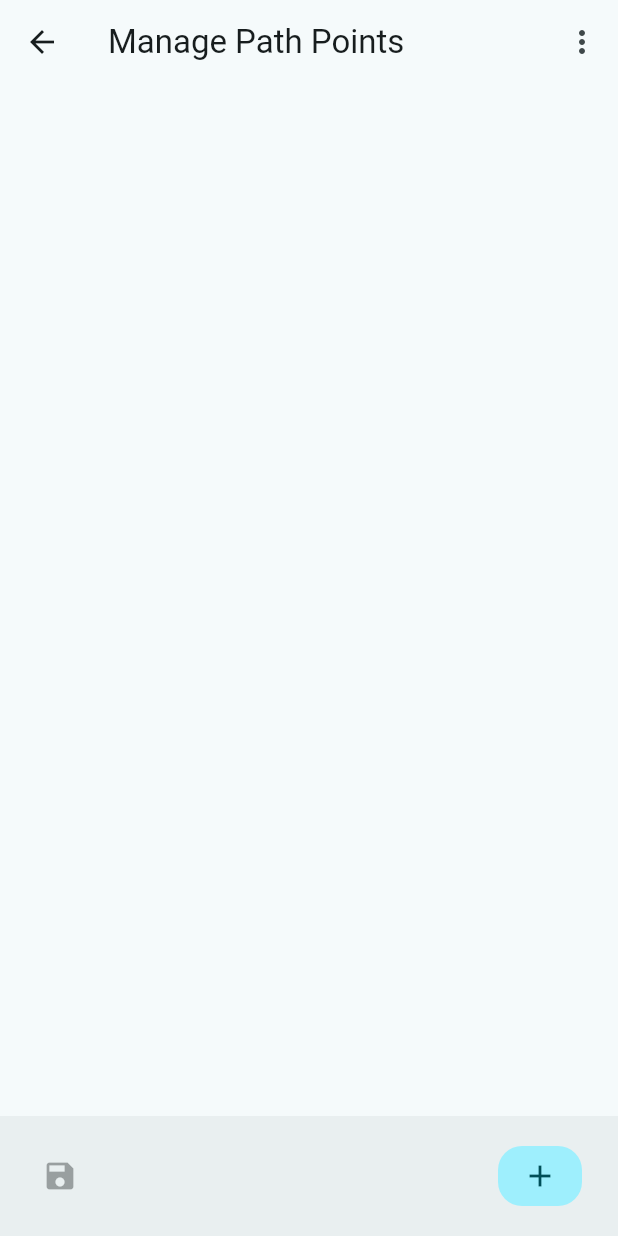
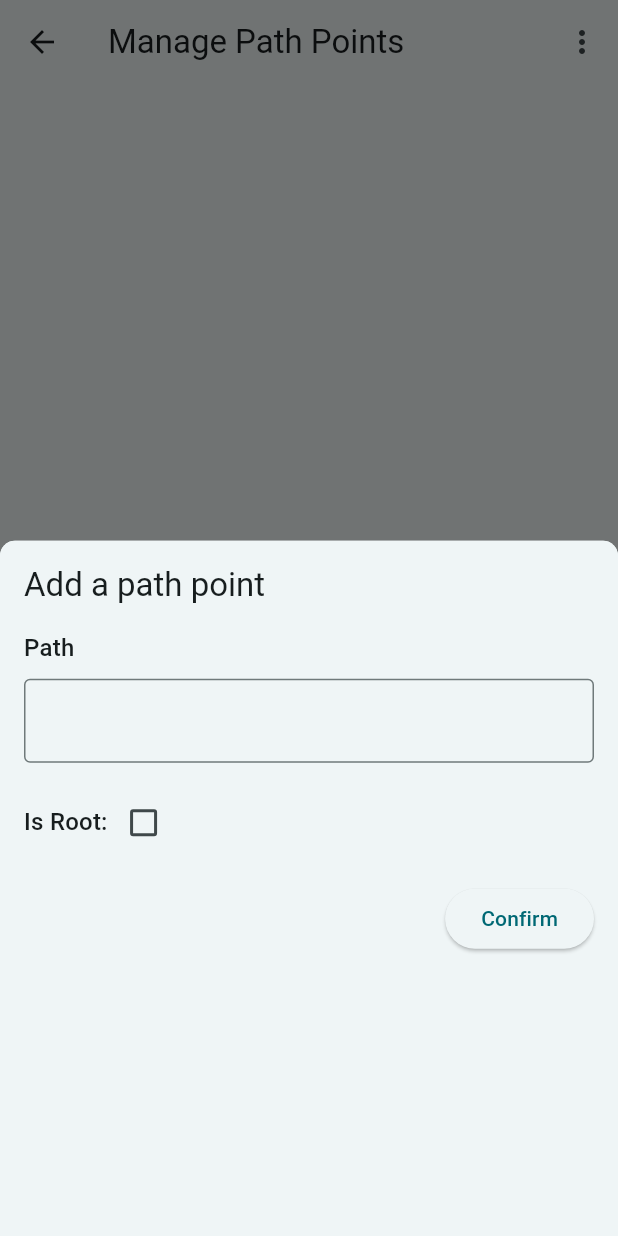
Before and after one commit to pohuing/kumo_app, a Flutter app: the PathPointManagementView screen opened by its route, after a tap on the "add" icon, on a phone screen of 412 x 824 dp. Run offline on Flutter 3.47's test engine with Material 2 defaults, Android fonts, the phone set to English and light mode, and no system bars; our stand-ins replace email_validator, equatable, flutter_bloc, flutter_colorpicker, hydrated_bloc, tuple.

Commit message:
Add path point addition

```diff
--- a/lib/blocs/path_point_cubit.dart
+++ b/lib/blocs/path_point_cubit.dart
@@ -54,6 +54,10 @@ class PathPointManagementCubit extends Cubit<PathPointManagementState> {
     await Future.wait(futures);
     await loadPoints();
   }
+
+  Future<bool> addPoint(String path, bool isRoot) async {
+    return CommunicationManager.instance.addPoint(path, isRoot);
+  }
 }
 
 class PathPointManagementState extends Equatable {
--- a/lib/widgets/path_point_management/add_button.dart
+++ b/lib/widgets/path_point_management/add_button.dart
@@ -1,16 +1,35 @@
 import 'package:flutter/material.dart';
 import 'package:kumo_app/blocs/path_point_cubit.dart';
+import 'package:kumo_app/widgets/path_point_management/addition_form.dart';
 
-class AddButton extends StatelessWidget {
+class AddButton extends StatefulWidget {
   final PathPointManagementCubit cubit;
 
   const AddButton({Key? key, required this.cubit}) : super(key: key);
 
   @override
+  State<AddButton> createState() => _AddButtonState();
+}
+
+class _AddButtonState extends State<AddButton> {
+  @override
   Widget build(BuildContext context) {
     return FloatingActionButton(
       elevation: Theme.of(context).useMaterial3 ? 0 : null,
-      onPressed: () {},
+      onPressed: () async {
+        return showModalBottomSheet(
+          context: context,
+          shape: const RoundedRectangleBorder(
+            borderRadius: BorderRadius.only(
+              topLeft: Radius.circular(10.0),
+              topRight: Radius.circular(10.0),
+            ),
+          ),
+          builder: (context) {
+            return AdditionForm(cubit: widget.cubit);
+          },
+        );
+      },
       child: const Icon(Icons.add),
     );
   }
--- /dev/null
+++ b/lib/widgets/path_point_management/addition_form.dart
@@ -0,0 +1,84 @@
+import 'package:flutter/material.dart';
+import 'package:kumo_app/blocs/path_point_cubit.dart';
+
+class AdditionForm extends StatefulWidget {
+  final PathPointManagementCubit cubit;
+
+  const AdditionForm({Key? key, required this.cubit}) : super(key: key);
+
+  @override
+  State<AdditionForm> createState() => _AdditionFormState();
+}
+
+class _AdditionFormState extends State<AdditionForm> {
+  bool isRoot = false;
+  String path = '';
+  bool saveFailed = false;
+
+  @override
+  Widget build(BuildContext context) {
+    return BottomSheet(
+      onClosing: () {},
+      shape: const RoundedRectangleBorder(
+        borderRadius: BorderRadius.only(
+          topLeft: Radius.circular(10.0),
+          topRight: Radius.circular(10.0),
+        ),
+      ),
+      builder: (context) {
+        return Padding(
+          padding: const EdgeInsets.all(16.0),
+          child: Column(
+            crossAxisAlignment: CrossAxisAlignment.start,
+            children: [
+              Text(
+                'Add a path point',
+                style: Theme.of(context).textTheme.titleLarge,
+              ),
+              const SizedBox(height: 16),
+              Text(
+                'Path',
+                style: Theme.of(context).textTheme.titleMedium,
+              ),
+              const SizedBox(height: 8),
+              TextField(
+                onChanged: (value) => path = value,
+              ),
+              if (saveFailed) const Text('You can\'t pick this path'),
+              const SizedBox(height: 16),
+              Row(
+                children: [
+                  Text('Is Root:',
+                      style: Theme.of(context).textTheme.titleMedium),
+                  Checkbox(
+                    value: isRoot,
+                    onChanged: (v) {
+                      setState(() => isRoot = !isRoot);
+                    },
+                  )
+                ],
+              ),
+              const SizedBox(height: 16),
+              Row(
+                mainAxisAlignment: MainAxisAlignment.end,
+                children: [
+                  ElevatedButton(
+                    onPressed: () async {
+                      final res = await widget.cubit.addPoint(path, isRoot);
+                      setState(() => saveFailed = !res);
+                      if (res) {
+                        Navigator.of(context).pop();
+                        await widget.cubit.loadPoints();
+                      }
+                    },
+                    child: const Text('Confirm'),
+                  ),
+                ],
+              )
+            ],
+          ),
+        );
+      },
+    );
+  }
+}
--- a/lib/widgets/router.dart
+++ b/lib/widgets/router.dart
@@ -8,6 +8,7 @@ import 'package:kumo_app/widgets/nested_explorer.dart';
 import 'package:kumo_app/widgets/path_point_management/path_point_management_view.dart';
 import 'package:kumo_app/widgets/sign_in_form.dart';
 import 'package:kumo_app/widgets/sign_up_screen.dart';
+import 'package:tuple/tuple.dart';
 
 class RouteGenerator {
   static Route<dynamic> generateRoute(RouteSettings settings) {
@@ -23,8 +24,9 @@ class RouteGenerator {
         );
       case '/explore':
       case 'explore':
-        final args = (settings.arguments ?? '') as String;
-        final title = args.isNotEmpty ? args : 'Root';
+        final args =
+            (settings.arguments ?? Tuple2('', false)) as Tuple2<String, bool>;
+        final title = args.item1.isNotEmpty ? args.item1 : 'Root';
 
         if (!kIsWeb && Platform.isIOS) {
           return CupertinoPageRoute(
@@ -32,7 +34,7 @@ class RouteGenerator {
                 appBar: CommonAppBar(
                   title: title,
                 ),
-                body: NestedExplorer(path: args)),
+                body: NestedExplorer(path: args.item1)),
           );
         }
         return PageRouteBuilder(
@@ -40,9 +42,9 @@ class RouteGenerator {
               appBar: CommonAppBar(
                 title: title,
               ),
-              body: NestedExplorer(path: args)),
+              body: NestedExplorer(path: args.item1)),
           transitionsBuilder: (context, a1, a2, child) {
-            const begin = Offset(1, 0);
+            final begin = !args.item2 ? Offset(1, 0) : Offset(0, -1);
             const end = Offset.zero;
             const curve = Curves.ease;
 
--- a/pubspec.yaml
+++ b/pubspec.yaml
@@ -22,6 +22,7 @@ dependencies:
   path_provider: ^2.0.10
   flutter_colorpicker: ^1.0.3
   cupertino_icons: ^1.0.4
+  tuple: ^2.0.0
 
 dev_dependencies:
   flutter_test:
```
Also changed, not shown: lib/communication_manager.dart (+16 -0 lines), lib/widgets/nested_explorer.dart (+13 -3 lines), lib/widgets/path_point_management/path_point_management_view.dart (+7 -5 lines), pubspec.lock.
